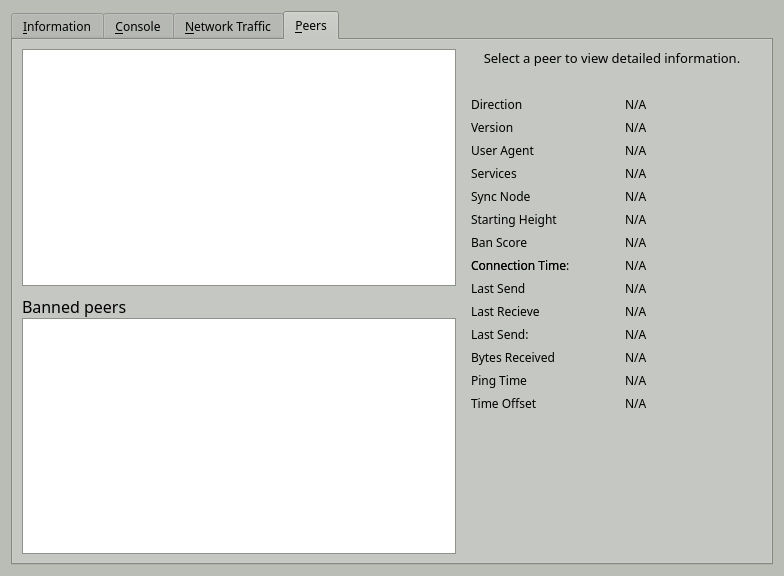
The window that src/qt/forms/rpcconsole.ui (SyndicateCash/SyndicateCash) describes before a commit, drawn with Qt 5.
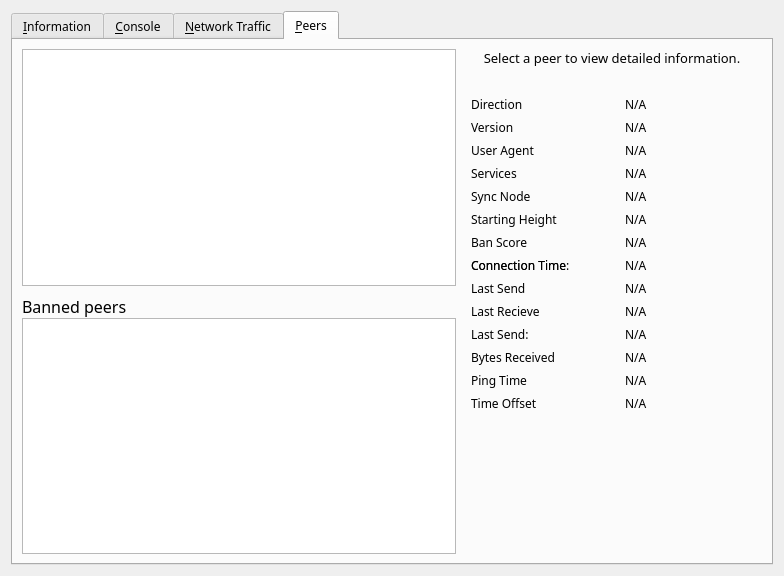
The same window after the commit. Icons and pictures are not drawn. Custom widgets are drawn as their Qt base class.

Diff of the .ui file:
```diff
--- a/src/qt/forms/rpcconsole.ui
+++ b/src/qt/forms/rpcconsole.ui
@@ -10,421 +10,6 @@
     <height>576</height>
    </rect>
   </property>
-  <property name="palette">
-   <palette>
-    <active>
-     <colorrole role="WindowText">
-      <brush brushstyle="SolidPattern">
-       <color alpha="255">
-        <red>0</red>
-        <green>0</green>
-        <blue>0</blue>
-       </color>
-      </brush>
-     </colorrole>
-     <colorrole role="Button">
-      <brush brushstyle="SolidPattern">
-       <color alpha="255">
-        <red>186</red>
-        <green>189</green>
-        <blue>182</blue>
-       </color>
-      </brush>
-     </colorrole>
-     <colorrole role="Light">
-      <brush brushstyle="SolidPattern">
-       <color alpha="255">
-        <red>255</red>
-        <green>255</green>
-        <blue>255</blue>
-       </color>
-      </brush>
-     </colorrole>
-     <colorrole role="Midlight">
-      <brush brushstyle="SolidPattern">
-       <color alpha="255">
-        <red>220</red>
-        <green>222</green>
-        <blue>218</blue>
-       </color>
-      </brush>
-     </colorrole>
-     <colorrole role="Dark">
-      <brush brushstyle="SolidPattern">
-       <color alpha="255">
-        <red>93</red>
-        <green>94</green>
-        <blue>91</blue>
-       </color>
-      </brush>
-     </colorrole>
-     <colorrole role="Mid">
-      <brush brushstyle="SolidPattern">
-       <color alpha="255">
-        <red>124</red>
-        <green>126</green>
-        <blue>121</blue>
-       </color>
-      </brush>
-     </colorrole>
-     <colorrole role="Text">
-      <brush brushstyle="SolidPattern">
-       <color alpha="255">
-        <red>0</red>
-        <green>0</green>
-        <blue>0</blue>
-       </color>
-      </brush>
-     </colorrole>
-     <colorrole role="BrightText">
-      <brush brushstyle="SolidPattern">
-       <color alpha="255">
-        <red>255</red>
-        <green>255</green>
-        <blue>255</blue>
-       </color>
-      </brush>
-     </colorrole>
-     <colorrole role="ButtonText">
-      <brush brushstyle="SolidPattern">
-       <color alpha="255">
-        <red>0</red>
-        <green>0</green>
-        <blue>0</blue>
-       </color>
-      </brush>
-     </colorrole>
-     <colorrole role="Base">
-      <brush brushstyle="SolidPattern">
-       <color alpha="255">
-        <red>255</red>
-        <green>255</green>
-        <blue>255</blue>
-       </color>
-      </brush>
-     </colorrole>
-     <colorrole role="Window">
-      <brush brushstyle="SolidPattern">
-       <color alpha="255">
-        <red>186</red>
-        <green>189</green>
-        <blue>182</blue>
-       </color>
-      </brush>
-     </colorrole>
-     <colorrole role="Shadow">
-      <brush brushstyle="SolidPattern">
-       <color alpha="255">
-        <red>0</red>
-        <green>0</green>
-        <blue>0</blue>
-       </color>
-      </brush>
-     </colorrole>
-     <colorrole role="AlternateBase">
-      <brush brushstyle="SolidPattern">
-       <color alpha="255">
-        <red>220</red>
-        <green>222</green>
-        <blue>218</blue>
-       </color>
-      </brush>
-     </colorrole>
-     <colorrole role="ToolTipBase">
-      <brush brushstyle="SolidPattern">
-       <color alpha="255">
-        <red>255</red>
-        <green>255</green>
-        <blue>220</blue>
-       </color>
-      </brush>
-     </colorrole>
-     <colorrole role="ToolTipText">
-      <brush brushstyle="SolidPattern">
-       <color alpha="255">
-        <red>0</red>
-        <green>0</green>
-        <blue>0</blue>
-       </color>
-      </brush>
-     </colorrole>
-    </active>
-    <inactive>
-     <colorrole role="WindowText">
-      <brush brushstyle="SolidPattern">
-       <color alpha="255">
-        <red>0</red>
-        <green>0</green>
-        <blue>0</blue>
-       </color>
-      </brush>
-     </colorrole>
-     <colorrole role="Button">
-      <brush brushstyle="SolidPattern">
-       <color alpha="255">
-        <red>186</red>
-        <green>189</green>
-        <blue>182</blue>
-       </color>
-      </brush>
-     </colorrole>
-     <colorrole role="Light">
-      <brush brushstyle="SolidPattern">
-       <color alpha="255">
-        <red>255</red>
-        <green>255</green>
-        <blue>255</blue>
-       </color>
-      </brush>
-     </colorrole>
-     <colorrole role="Midlight">
-      <brush brushstyle="SolidPattern">
-       <color alpha="255">
-        <red>220</red>
-        <green>222</green>
-        <blue>218</blue>
-       </color>
-      </brush>
-     </colorrole>
-     <colorrole role="Dark">
-      <brush brushstyle="SolidPattern">
-       <color alpha="255">
-        <red>93</red>
-        <green>94</green>
-        <blue>91</blue>
-       </color>
-      </brush>
-     </colorrole>
-     <colorrole role="Mid">
-      <brush brushstyle="SolidPattern">
-       <color alpha="255">
-        <red>124</red>
-        <green>126</green>
-        <blue>121</blue>
-       </color>
-      </brush>
-     </colorrole>
-     <colorrole role="Text">
-      <brush brushstyle="SolidPattern">
-       <color alpha="255">
-        <red>0</red>
-        <green>0</green>
-        <blue>0</blue>
-       </color>
-      </brush>
-     </colorrole>
-     <colorrole role="BrightText">
-      <brush brushstyle="SolidPattern">
-       <color alpha="255">
-        <red>255</red>
-        <green>255</green>
-        <blue>255</blue>
-       </color>
-      </brush>
-     </colorrole>
-     <colorrole role="ButtonText">
-      <brush brushstyle="SolidPattern">
-       <color alpha="255">
-        <red>0</red>
-        <green>0</green>
-        <blue>0</blue>
-       </color>
-      </brush>
-     </colorrole>
-     <colorrole role="Base">
-      <brush brushstyle="SolidPattern">
-       <color alpha="255">
-        <red>255</red>
-        <green>255</green>
-        <blue>255</blue>
-       </color>
-      </brush>
-     </colorrole>
-     <colorrole role="Window">
-      <brush brushstyle="SolidPattern">
-       <color alpha="255">
-        <red>186</red>
-        <green>189</green>
-        <blue>182</blue>
-       </color>
-      </brush>
-     </colorrole>
-     <colorrole role="Shadow">
-      <brush brushstyle="SolidPattern">
-       <color alpha="255">
-        <red>0</red>
-        <green>0</green>
-        <blue>0</blue>
-       </color>
-      </brush>
-     </colorrole>
-     <colorrole role="AlternateBase">
-      <brush brushstyle="SolidPattern">
-       <color alpha="255">
-        <red>220</red>
-        <green>222</green>
-        <blue>218</blue>
-       </color>
-      </brush>
-     </colorrole>
-     <colorrole role="ToolTipBase">
-      <brush brushstyle="SolidPattern">
-       <color alpha="255">
-        <red>255</red>
-        <green>255</green>
-        <blue>220</blue>
-       </color>
-      </brush>
-     </colorrole>
-     <colorrole role="ToolTipText">
-      <brush brushstyle="SolidPattern">
-       <color alpha="255">
-        <red>0</red>
-        <green>0</green>
-        <blue>0</blue>
-       </color>
-      </brush>
-     </colorrole>
-    </inactive>
-    <disabled>
-     <colorrole role="WindowText">
-      <brush brushstyle="SolidPattern">
-       <color alpha="255">
-        <red>93</red>
-        <green>94</green>
-        <blue>91</blue>
-       </color>
-      </brush>
-     </colorrole>
-     <colorrole role="Button">
-      <brush brushstyle="SolidPattern">
-       <color alpha="255">
-        <red>186</red>
-        <green>189</green>
-        <blue>182</blue>
-       </color>
-      </brush>
-     </colorrole>
-     <colorrole role="Light">
-      <brush brushstyle="SolidPattern">
-       <color alpha="255">
-        <red>255</red>
-        <green>255</green>
-        <blue>255</blue>
-       </color>
-      </brush>
-     </colorrole>
-     <colorrole role="Midlight">
-      <brush brushstyle="SolidPattern">
-       <color alpha="255">
-        <red>220</red>
-        <green>222</green>
-        <blue>218</blue>
-       </color>
-      </brush>
-     </colorrole>
-     <colorrole role="Dark">
-      <brush brushstyle="SolidPattern">
-       <color alpha="255">
-        <red>93</red>
-        <green>94</green>
-        <blue>91</blue>
-       </color>
-      </brush>
-     </colorrole>
-     <colorrole role="Mid">
-      <brush brushstyle="SolidPattern">
-       <color alpha="255">
-        <red>124</red>
-        <green>126</green>
-        <blue>121</blue>
-       </color>
-      </brush>
-     </colorrole>
-     <colorrole role="Text">
-      <brush brushstyle="SolidPattern">
-       <color alpha="255">
-        <red>93</red>
-        <green>94</green>
-        <blue>91</blue>
-       </color>
-      </brush>
-     </colorrole>
-     <colorrole role="BrightText">
-      <brush brushstyle="SolidPattern">
-       <color alpha="255">
-        <red>255</red>
-        <green>255</green>
-        <blue>255</blue>
-       </color>
-      </brush>
-     </colorrole>
-     <colorrole role="ButtonText">
-      <brush brushstyle="SolidPattern">
-       <color alpha="255">
-        <red>93</red>
-        <green>94</green>
-        <blue>91</blue>
-       </color>
-      </brush>
-     </colorrole>
-     <colorrole role="Base">
-      <brush brushstyle="SolidPattern">
-       <color alpha="255">
-        <red>186</red>
-        <green>189</green>
-        <blue>182</blue>
-       </color>
-      </brush>
-     </colorrole>
-     <colorrole role="Window">
-      <brush brushstyle="SolidPattern">
-       <color alpha="255">
-        <red>186</red>
-        <green>189</green>
-        <blue>182</blue>
-       </color>
-      </brush>
-     </colorrole>
-     <colorrole role="Shadow">
-      <brush brushstyle="SolidPattern">
-       <color alpha="255">
-        <red>0</red>
-        <green>0</green>
-        <blue>0</blue>
-       </color>
-      </brush>
-     </colorrole>
-     <colorrole role="AlternateBase">
-      <brush brushstyle="SolidPattern">
-       <color alpha="255">
-        <red>186</red>
-        <green>189</green>
-        <blue>182</blue>
-       </color>
-      </brush>
-     </colorrole>
-     <colorrole role="ToolTipBase">
-      <brush brushstyle="SolidPattern">
-       <color alpha="255">
-        <red>255</red>
-        <green>255</green>
-        <blue>220</blue>
-       </color>
-      </brush>
-     </colorrole>
-     <colorrole role="ToolTipText">
-      <brush brushstyle="SolidPattern">
-       <color alpha="255">
-        <red>0</red>
-        <green>0</green>
-        <blue>0</blue>
-       </color>
-      </brush>
-     </colorrole>
-    </disabled>
-   </palette>
-  </property>
   <property name="font">
    <font>
     <family>Sawasdee</family>
```
